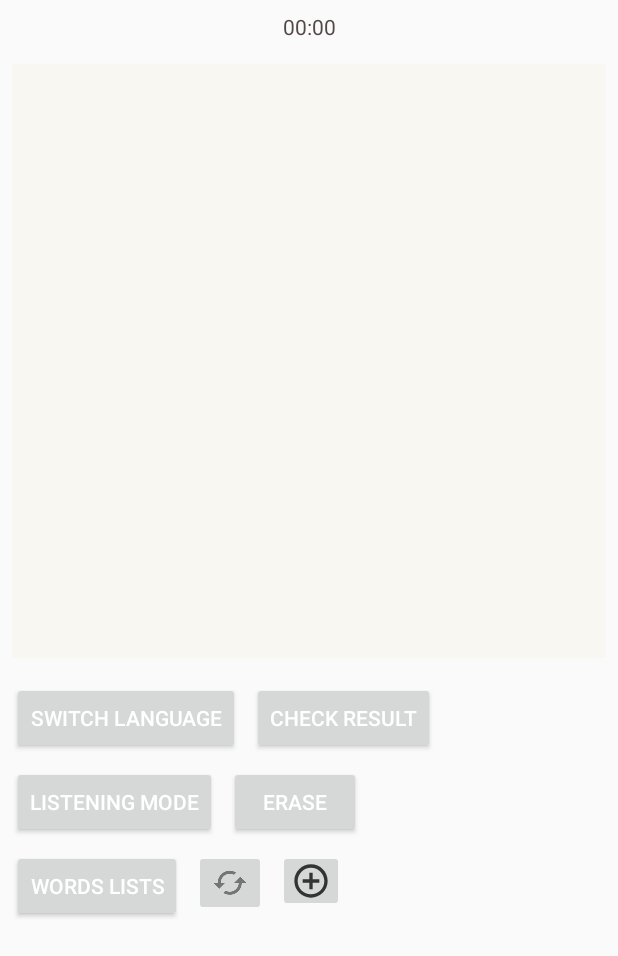
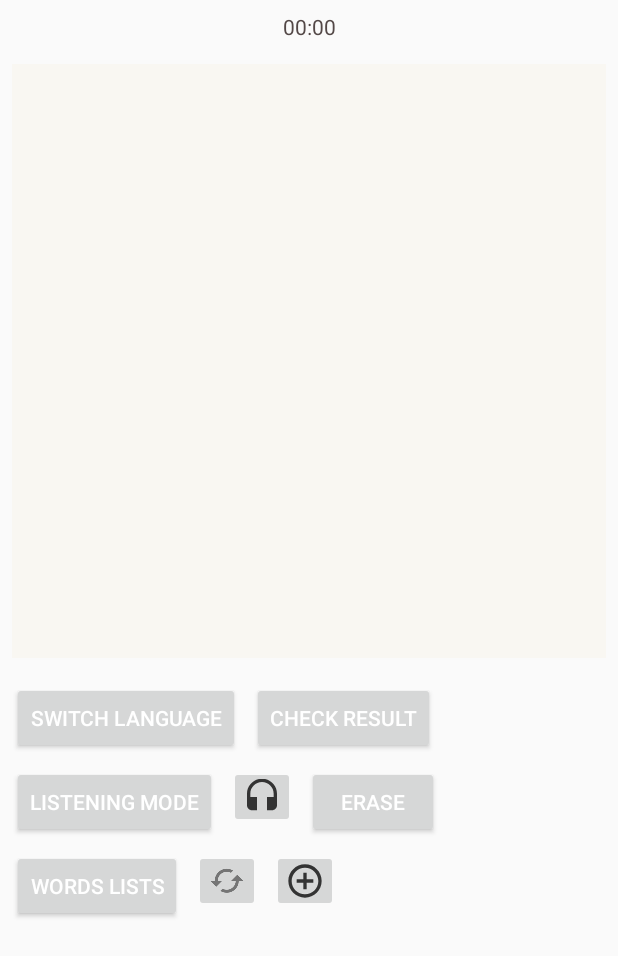
Before and after one commit to arian233/SudokuGame, an Android app: the layout activity_sudoku.xml on its own in the app's theme, with its tools: preview values and no code run, on a phone screen of 412 x 824 dp. Shown: the top 956 px of the screen. Run offline under Robolectric (Android 15) with nearby library versions, the phone set to English and light mode, and no system bars.

Commit message:
v2.1 improve listening mode, add switch pronunciations

```diff
--- /dev/null
+++ b/app/src/main/res/drawable-anydpi/ic_listen.xml
@@ -0,0 +1,13 @@
+<vector xmlns:android="http://schemas.android.com/apk/res/android"
+    android:width="24dp"
+    android:height="24dp"
+    android:viewportWidth="21.6"
+    android:viewportHeight="21.6"
+    android:tint="#333333">
+  <group android:translateX="-1.2"
+      android:translateY="-1.2">
+      <path
+          android:fillColor="#FF000000"
+          android:pathData="M12,1c-4.97,0 -9,4.03 -9,9v7c0,1.66 1.34,3 3,3h3v-8H5v-2c0,-3.87 3.13,-7 7,-7s7,3.13 7,7v2h-4v8h3c1.66,0 3,-1.34 3,-3v-7c0,-4.97 -4.03,-9 -9,-9z"/>
+  </group>
+</vector>
--- a/app/src/main/res/layout-land/activity_sudoku.xml
+++ b/app/src/main/res/layout-land/activity_sudoku.xml
@@ -71,6 +71,7 @@
         android:textColor="?android:attr/colorForegroundInverse"
         app:layout_constraintStart_toEndOf="@+id/grid_layout"
         app:layout_constraintTop_toBottomOf="@+id/check_result_button" />
+
     <Button
         android:id="@+id/erase_button"
         android:layout_width="wrap_content"
@@ -113,4 +114,14 @@
         app:layout_constraintStart_toEndOf="@+id/refresh_button"
         app:layout_constraintTop_toBottomOf="@+id/word_list_button" />
 
+    <android.support.v7.widget.AppCompatImageButton
+        android:id="@+id/change_listening_language_button"
+        android:layout_width="44dp"
+        android:layout_height="41dp"
+        android:layout_marginStart="8dp"
+        android:layout_marginTop="8dp"
+        android:src="@drawable/ic_listen"
+        app:layout_constraintStart_toEndOf="@+id/add_words_button"
+        app:layout_constraintTop_toBottomOf="@+id/word_list_button" />
+
 </android.support.constraint.ConstraintLayout>
--- a/app/src/main/res/layout/activity_sudoku.xml
+++ b/app/src/main/res/layout/activity_sudoku.xml
@@ -77,6 +77,17 @@ tools:context=".SudokuActivity">
         android:textColor="?android:attr/colorForegroundInverse"
         app:layout_constraintStart_toStartOf="parent"
         app:layout_constraintTop_toBottomOf="@+id/switch_button" />
+
+    <android.support.v7.widget.AppCompatImageButton
+        android:id="@+id/change_listening_language_button"
+        android:layout_width="44dp"
+        android:layout_height="41dp"
+        android:layout_marginStart="8dp"
+        android:layout_marginTop="8dp"
+        android:src="@drawable/ic_listen"
+        app:layout_constraintStart_toEndOf="@+id/listening_mode_button"
+        app:layout_constraintTop_toBottomOf="@+id/switch_button" />
+
     <Button
         android:id="@+id/erase_button"
         android:layout_width="wrap_content"
@@ -85,7 +96,7 @@ tools:context=".SudokuActivity">
         android:layout_marginTop="8dp"
         android:text="erase"
         android:textColor="?android:attr/colorForegroundInverse"
-        app:layout_constraintStart_toEndOf="@+id/listening_mode_button"
+        app:layout_constraintStart_toEndOf="@+id/change_listening_language_button"
         app:layout_constraintTop_toBottomOf="@+id/check_result_button" />
 
     <Button
@@ -101,8 +112,8 @@ tools:context=".SudokuActivity">
 
     <android.support.v7.widget.AppCompatImageButton
         android:id="@+id/refresh_button"
-        android:layout_width="wrap_content"
-        android:layout_height="wrap_content"
+        android:layout_width="44dp"
+        android:layout_height="41dp"
         android:layout_marginStart="8dp"
         android:layout_marginTop="8dp"
         android:src="@drawable/ic_refresh"
```
Also changed, not shown: app/src/main/java/com/cmpt276/lota/sudoku/SudokuFragment.java (+65 -9 lines), app/src/main/res/drawable-hdpi/ic_listen.png (added), app/src/main/res/drawable-mdpi/ic_listen.png (added), app/src/main/res/drawable-xhdpi/ic_listen.png (added), app/src/main/res/drawable-xxhdpi/ic_listen.png (added).
